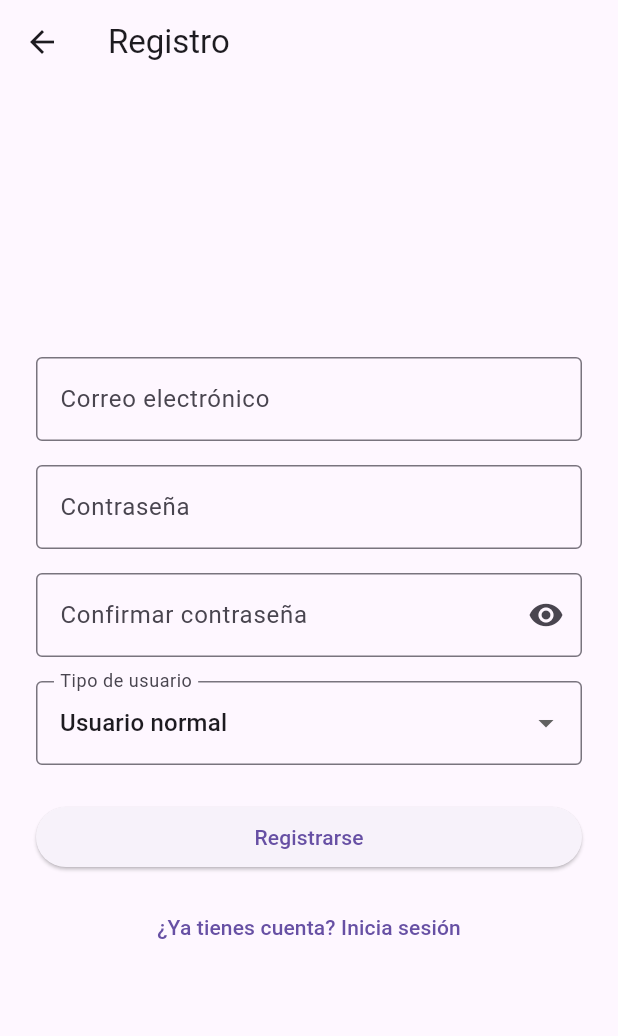
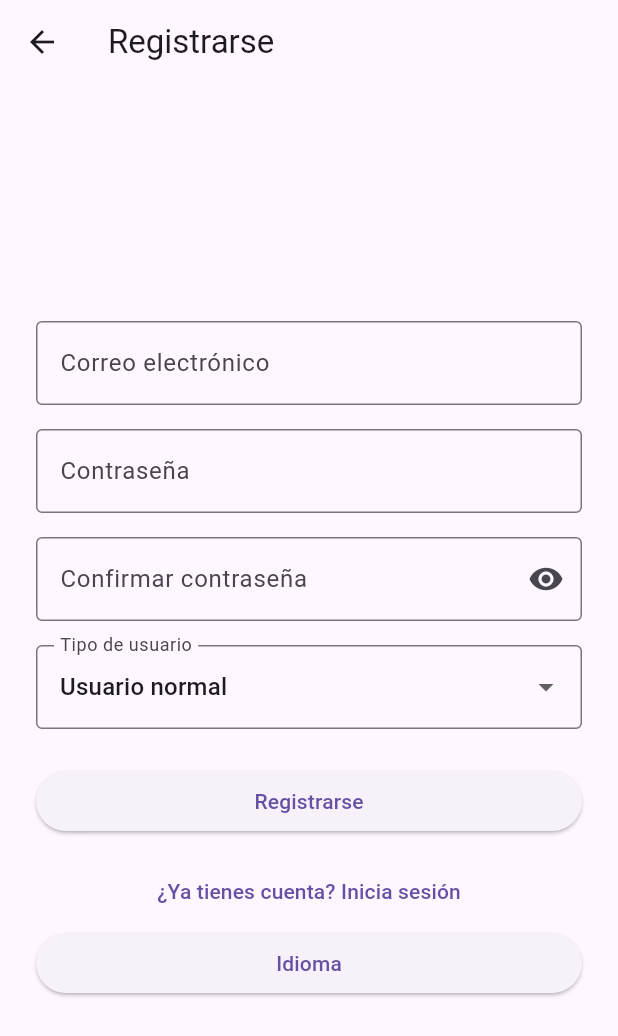
Before and after one commit to AJaureguiChio/MessageApp, a Flutter app: the AdminHomeScreen screen opened by its route, after a tap on the "logout" icon, after a tap on "¿No tienes cuenta? Regístrate", on a phone screen of 412 x 824 dp. Shown: the top 1036 px of the screen. Run offline on Flutter 3.47's test engine with Material 3 defaults, Android fonts, the phone set to English and light mode, and no system bars; our stand-ins replace cloud_firestore, firebase_auth, firebase_core; accounts and stored records are empty; network calls fail.

Commit message:
Funcion de cambio de idioma

```diff
--- a/lib/main.dart
+++ b/lib/main.dart
@@ -2,11 +2,14 @@ import 'package:flutter/material.dart';
 import 'package:firebase_core/firebase_core.dart';
 import 'app.dart';
 import 'firebase_options.dart'; // generado por flutterfire configure
+import 'services/language_service.dart';
 
 void main() async {
   WidgetsFlutterBinding.ensureInitialized();
   await Firebase.initializeApp(
     options: DefaultFirebaseOptions.currentPlatform,
   );
+
+  await LanguageService.loadJson();
   runApp(const MyApp());
 }
--- a/lib/screens/admin_home_screen.dart
+++ b/lib/screens/admin_home_screen.dart
@@ -1,19 +1,22 @@
 import 'package:flutter/material.dart';
 import '../services/auth_service.dart';
 import '../services/role_service.dart';
+import '../services/language_service.dart';
 
 class AdminHomeScreen extends StatelessWidget {
   const AdminHomeScreen({super.key});
 
   @override
   Widget build(BuildContext context) {
+    LanguageService.loadJson();
+
     final authService = AuthService();
     final roleService = RoleService();
     final email = authService.currentUser?.email ?? 'Administrador';
 
     return Scaffold(
       appBar: AppBar(
-        title: const Text('Panel de Administración'),
+        title: Text(LanguageService.textJsonReference("administrator_panel")),
         backgroundColor: Colors.red, // Color distintivo para admin
         actions: [
           IconButton(
@@ -31,20 +34,20 @@ class AdminHomeScreen extends StatelessWidget {
           children: [
             const Icon(Icons.admin_panel_settings, size: 100, color: Colors.red),
             const SizedBox(height: 20),
-            Text('¡Bienvenido, administrador $email! 👑',
+            Text(LanguageService.textJsonReference("welcome_admin") + email,
                  style: const TextStyle(fontSize: 24, fontWeight: FontWeight.bold)),
             const SizedBox(height: 20),
-            const Text('Funciones exclusivas de administrador:',
+             Text(LanguageService.textJsonReference("exclusive_functions_admin"),
                  style: TextStyle(fontSize: 18)),
             const SizedBox(height: 10),
             ElevatedButton(
               onPressed: () {
                 // Aquí puedes agregar funciones específicas de admin
                 ScaffoldMessenger.of(context).showSnackBar(
-                  const SnackBar(content: Text('Función de administrador'))
+                   SnackBar(content: Text(LanguageService.textJsonReference("admin_function")))
                 );
               },
-              child: const Text('Gestionar usuarios'),
+              child: Text(LanguageService.textJsonReference("administrate_users")),
             ),
           ],
         ),
--- a/lib/screens/login_screen.dart
+++ b/lib/screens/login_screen.dart
@@ -2,6 +2,7 @@ import 'package:flutter/material.dart';
 import '../services/auth_service.dart';
 import '../services/role_service.dart';
 import '../widgets/custom_textfield.dart';
+import '../services/language_service.dart';
 
 class LoginScreen extends StatefulWidget {
   const LoginScreen({super.key});
@@ -18,6 +19,8 @@ class _LoginScreenState extends State<LoginScreen> {
   bool _isPasswordVisible = false;
 
   void _login() async {
+    await LanguageService.loadJson();
+
     try {
       final user = await _authService.login(
         _emailController.text.trim(),
@@ -89,11 +92,11 @@ class _LoginScreenState extends State<LoginScreen> {
                 color: Colors.blue,
               ),
               const SizedBox(height: 32),
-              CustomTextField(controller: _emailController, label: 'Correo electrónico'),
+              CustomTextField(controller: _emailController, label: LanguageService.textJsonReference("email_address")),
               const SizedBox(height: 16),
               CustomTextField(
                 controller: _passwordController,
-                label: 'Contraseña',
+                label: LanguageService.textJsonReference("password"),
                 obscureText: !_isPasswordVisible,
                 suffixIcon: IconButton(
                   icon: Icon(_isPasswordVisible ? Icons.visibility_off : Icons.visibility),
@@ -103,10 +106,10 @@ class _LoginScreenState extends State<LoginScreen> {
               const SizedBox(height: 24),
               SizedBox(
                 width: double.infinity,
-                child: ElevatedButton(onPressed: _login, child: const Text('Iniciar sesión')),
+                child: ElevatedButton(onPressed: _login, child: Text(LanguageService.textJsonReference("login_button"))),
               ),
               const SizedBox(height: 12),
-              TextButton(onPressed: _goToRegister, child: const Text('¿No tienes cuenta? Regístrate')),
+              TextButton(onPressed: _goToRegister, child: Text(LanguageService.textJsonReference("go_to_register"))),
             ],
           ),
         ),
--- a/lib/screens/register_screen.dart
+++ b/lib/screens/register_screen.dart
@@ -1,6 +1,8 @@
 import 'package:flutter/material.dart';
+import 'package:flutter/services.dart';
 import '../services/auth_service.dart';
 import '../widgets/custom_textfield.dart';
+import '../services/language_service.dart';
 
 class RegisterScreen extends StatefulWidget {
   const RegisterScreen({super.key});
@@ -10,6 +12,7 @@ class RegisterScreen extends StatefulWidget {
 }
 
 class _RegisterScreenState extends State<RegisterScreen> {
+
   final _emailController = TextEditingController();
   final _passwordController = TextEditingController();
   final _confirmController = TextEditingController();
@@ -54,11 +57,12 @@ class _RegisterScreenState extends State<RegisterScreen> {
   }
 
   void _goToLogin() => Navigator.pop(context);
+  @override
 
-  @override
+
   Widget build(BuildContext context) {
     return Scaffold(
-      appBar: AppBar(title: const Text('Registro')),
+      appBar: AppBar(title: Text(LanguageService.textJsonReference("register_button"))),
       body: Center(
         child: SingleChildScrollView(
           padding: const EdgeInsets.symmetric(horizontal: 24),
@@ -67,19 +71,19 @@ class _RegisterScreenState extends State<RegisterScreen> {
             children: [
               CustomTextField(
                 controller: _emailController,
-                label: 'Correo electrónico',
+                label:LanguageService.textJsonReference("email_address"),
                 // keyboardType: TextInputType.emailAddress,
               ),
               const SizedBox(height: 16),
               CustomTextField(
                 controller: _passwordController,
-                label: 'Contraseña',
+                label: LanguageService.textJsonReference("password"),
                 obscureText: !_isPasswordVisible,
               ),
               const SizedBox(height: 16),
               CustomTextField(
                 controller: _confirmController,
-                label: 'Confirmar contraseña',
+                label: LanguageService.textJsonReference("confirm_password"),
                 obscureText: !_isPasswordVisible,
                 suffixIcon: IconButton(
                   icon: Icon(
@@ -95,18 +99,18 @@ class _RegisterScreenState extends State<RegisterScreen> {
               // Selector de rol
               DropdownButtonFormField<String>(
                 value: _selectedRole,
-                decoration: const InputDecoration(
-                  labelText: 'Tipo de usuario',
+                decoration: InputDecoration(
+                  labelText: LanguageService.textJsonReference("user_type"),
                   border: OutlineInputBorder(),
                 ),
-                items: const [
+                items: [
                   DropdownMenuItem(
                     value: 'user',
-                    child: Text('Usuario normal'),
+                    child: Text(LanguageService.textJsonReference("user_type_normal")),
                   ),
                   DropdownMenuItem(
                     value: 'admin',
-                    child: Text('Administrador'),
+                    child: Text(LanguageService.textJsonReference("user_type_admin")),
                   ),
                 ],
                 onChanged: (value) {
@@ -120,14 +124,23 @@ class _RegisterScreenState extends State<RegisterScreen> {
                 width: double.infinity,
                 child: ElevatedButton(
                   onPressed: _register,
-                  child: const Text('Registrarse'),
+                  child: Text(LanguageService.textJsonReference("register_button")),
                 ),
               ),
               const SizedBox(height: 12),
               TextButton(
                 onPressed: _goToLogin,
-                child: const Text('¿Ya tienes cuenta? Inicia sesión'),
+                child: Text(LanguageService.textJsonReference("go_to_login")),
               ),
+
+              ElevatedButton(
+                onPressed: (){
+                  LanguageService.loadJson();
+                  LanguageService.changeLanguage();
+                  setState(() {});
+              },
+              child : Center(child: Text("Idioma")),)
+
             ],
           ),
         ),
--- a/lib/services/language_service.dart
+++ b/lib/services/language_service.dart
@@ -1,22 +1,41 @@
 import 'dart:convert';
 import 'package:flutter/services.dart';
 import 'dart:async';
+import 'package:flutter/foundation.dart';
 
 class LanguageService {
-  Map <String, dynamic> _language = {};
+  static int selection = 0;
+  static Map <String, dynamic> _language = {};
+  static List <String> _languageOption = ["es", "en"];
 
-  Future<void> _loadJson() async {
+  static ValueNotifier <int> languageNotifier = ValueNotifier <int> (selection);
+
+  static Future<void> loadJson() async {
     try {
       final String response = await rootBundle.loadString('assets/language.json');
     final data = await json.decode(response);
 
-    _language = data["es"];
+    _language = data[_languageOption[selection]];
 
-    print(_language["registro_boton"]);
+    print(_language ["go_to_login"]);
     }
     catch (e) {
       print ("Error cargando Json: $e");
     }
+  }
 
+  static Future <void> changeLanguage() async {
+    if (selection <= 0){
+      selection += 1;
+    }
+    else{
+      selection = 0;
+    }
+
+    languageNotifier.value = selection;
+  }
+
+  static String textJsonReference(stringReference) {
+    return _language  [stringReference] ?? "??$stringReference??";
   }
 }
--- a/pubspec.yaml
+++ b/pubspec.yaml
@@ -90,3 +90,5 @@ flutter:
   #
   # For details regarding fonts from package dependencies,
   # see https://flutter.dev/to/font-from-package
+  assets:
+    - assets/language.json
```
Also changed, not shown: assets/language.json (+42 -2 lines), lib/screens/home_screen.dart (+6 -3 lines), lib/screens/settings_screen.dart (added, +7 -0 lines).
